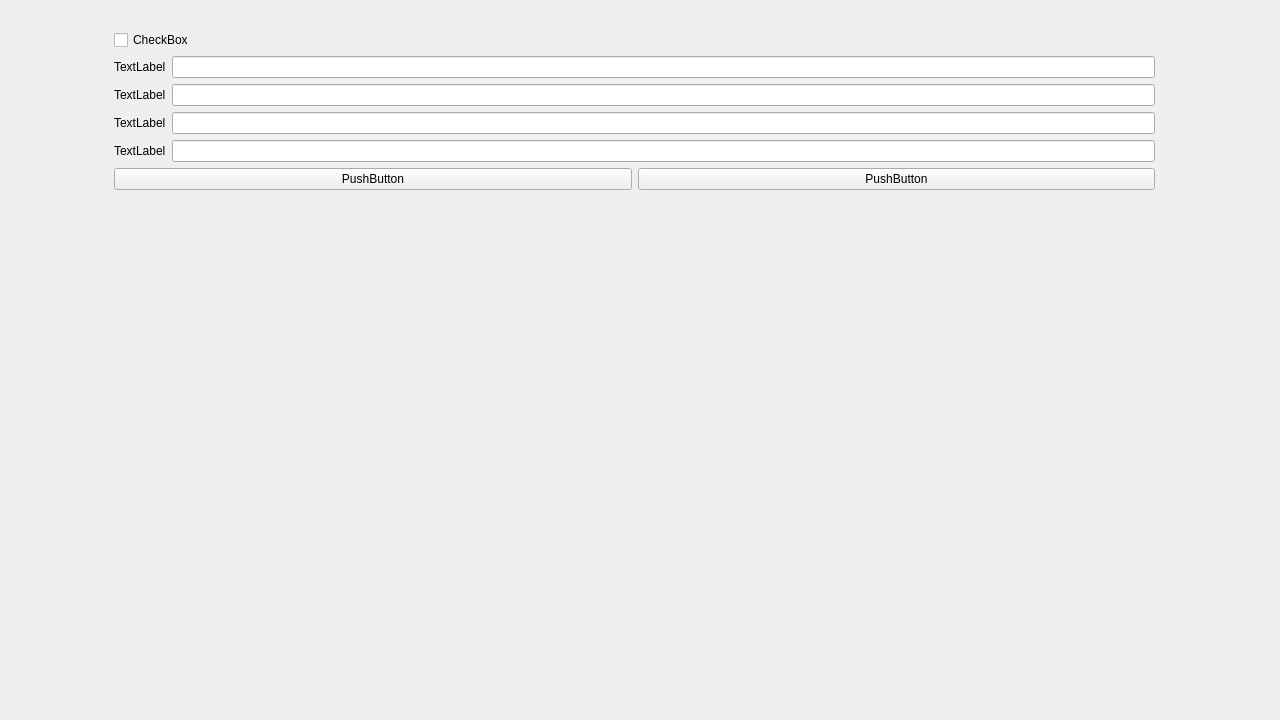
First picture: the form in untitled.ui, repository roderiix/Tarea2-IA, before the edit.
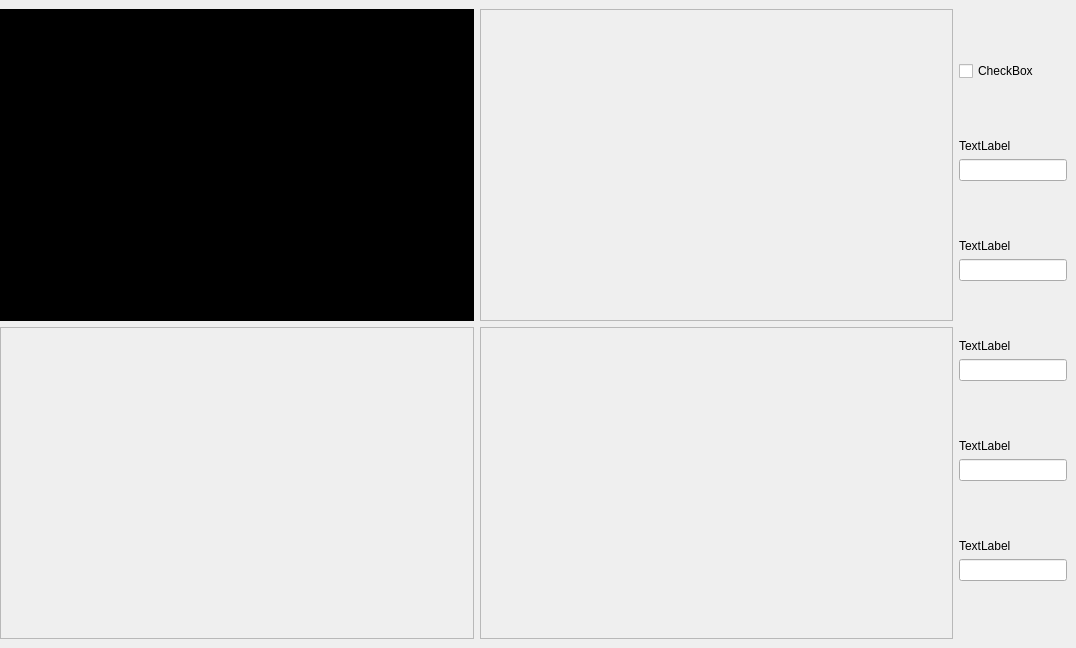
Second picture: the form after the edit.

Diff of the .ui file:
```diff
--- a/untitled.ui
+++ b/untitled.ui
@@ -6,14 +6,14 @@
    <rect>
     <x>0</x>
     <y>0</y>
-    <width>1280</width>
-    <height>720</height>
+    <width>1076</width>
+    <height>648</height>
    </rect>
   </property>
   <property name="minimumSize">
    <size>
-    <width>1280</width>
-    <height>720</height>
+    <width>0</width>
+    <height>0</height>
    </size>
   </property>
   <property name="windowTitle">
@@ -23,26 +23,83 @@
    <property name="autoFillBackground">
     <bool>false</bool>
    </property>
-   <widget class="QWidget" name="horizontalLayoutWidget">
-    <property name="geometry">
-     <rect>
-      <x>114</x>
-      <y>30</y>
-      <width>1041</width>
-      <height>641</height>
-     </rect>
-    </property>
     <layout class="QHBoxLayout" name="horizontalLayout">
-     <property name="sizeConstraint">
-      <enum>QLayout::SetMaximumSize</enum>
+    <property name="leftMargin">
+     <number>0</number>
      </property>
      <item>
-      <layout class="QGridLayout" name="gridLayout_3"/>
+     <layout class="QHBoxLayout" name="horizontalLayout_2" stretch="2,2,1">
+      <item>
+       <layout class="QVBoxLayout" name="verticalLayout_2">
+        <item>
+         <layout class="QVBoxLayout" name="verticalLayout_5">
+          <item>
+           <widget class="QFrame" name="frame">
+            <property name="styleSheet">
+             <string notr="true">background-color: rgb(0, 0, 0);</string>
+            </property>
+            <property name="frameShape">
+             <enum>QFrame::StyledPanel</enum>
+            </property>
+            <property name="frameShadow">
+             <enum>QFrame::Raised</enum>
+            </property>
+           </widget>
+          </item>
+         </layout>
+        </item>
+        <item>
+         <layout class="QVBoxLayout" name="verticalLayout_6">
+          <item>
+           <widget class="QFrame" name="frame_3">
+            <property name="frameShape">
+             <enum>QFrame::StyledPanel</enum>
+            </property>
+            <property name="frameShadow">
+             <enum>QFrame::Raised</enum>
+            </property>
+           </widget>
+          </item>
+         </layout>
+        </item>
+       </layout>
+      </item>
+      <item>
+       <layout class="QVBoxLayout" name="verticalLayout">
+        <item>
+         <layout class="QVBoxLayout" name="verticalLayout_3">
+          <item>
+           <widget class="QFrame" name="frame_2">
+            <property name="frameShape">
+             <enum>QFrame::StyledPanel</enum>
+            </property>
+            <property name="frameShadow">
+             <enum>QFrame::Raised</enum>
+            </property>
+           </widget>
+          </item>
+         </layout>
      </item>
      <item>
       <layout class="QVBoxLayout" name="verticalLayout_4">
        <item>
-        <layout class="QHBoxLayout" name="horizontalLayout_7">
+           <widget class="QFrame" name="frame_4">
+            <property name="frameShape">
+             <enum>QFrame::StyledPanel</enum>
+            </property>
+            <property name="frameShadow">
+             <enum>QFrame::Raised</enum>
+            </property>
+           </widget>
+          </item>
+         </layout>
+        </item>
+       </layout>
+      </item>
+      <item>
+       <layout class="QVBoxLayout" name="verticalLayout_7">
+        <item>
+         <layout class="QVBoxLayout" name="verticalLayout_10">
          <item>
           <widget class="QCheckBox" name="checkBox">
            <property name="text">
@@ -53,74 +110,150 @@
         </layout>
        </item>
        <item>
-        <layout class="QHBoxLayout" name="horizontalLayout_6">
-         <item>
-          <widget class="QLabel" name="label_2">
-           <property name="text">
-            <string>TextLabel</string>
-           </property>
-          </widget>
-         </item>
-         <item>
-          <widget class="QLineEdit" name="lineEdit_2"/>
-         </item>
-        </layout>
-       </item>
-       <item>
-        <layout class="QHBoxLayout" name="horizontalLayout_5">
+         <layout class="QVBoxLayout" name="verticalLayout_11">
          <item>
           <widget class="QLabel" name="label">
+            <property name="sizePolicy">
+             <sizepolicy hsizetype="Fixed" vsizetype="Fixed">
+              <horstretch>0</horstretch>
+              <verstretch>0</verstretch>
+             </sizepolicy>
+            </property>
            <property name="text">
             <string>TextLabel</string>
            </property>
           </widget>
          </item>
          <item>
-          <widget class="QLineEdit" name="lineEdit"/>
+           <widget class="QLineEdit" name="lineEdit">
+            <property name="enabled">
+             <bool>true</bool>
+            </property>
+            <property name="sizePolicy">
+             <sizepolicy hsizetype="Fixed" vsizetype="Fixed">
+              <horstretch>0</horstretch>
+              <verstretch>0</verstretch>
+             </sizepolicy>
+            </property>
+            <property name="minimumSize">
+             <size>
+              <width>0</width>
+              <height>0</height>
+             </size>
+            </property>
+            <property name="layoutDirection">
+             <enum>Qt::LeftToRight</enum>
+            </property>
+            <property name="frame">
+             <bool>true</bool>
+            </property>
+           </widget>
          </item>
         </layout>
        </item>
        <item>
-        <layout class="QHBoxLayout" name="horizontalLayout_4">
+         <layout class="QVBoxLayout" name="verticalLayout_12">
+          <item>
+           <widget class="QLabel" name="label_2">
+            <property name="sizePolicy">
+             <sizepolicy hsizetype="Fixed" vsizetype="Fixed">
+              <horstretch>0</horstretch>
+              <verstretch>0</verstretch>
+             </sizepolicy>
+            </property>
+            <property name="text">
+             <string>TextLabel</string>
+            </property>
+           </widget>
+          </item>
+          <item>
+           <widget class="QLineEdit" name="lineEdit_2">
+            <property name="sizePolicy">
+             <sizepolicy hsizetype="Fixed" vsizetype="Fixed">
+              <horstretch>0</horstretch>
+              <verstretch>0</verstretch>
+             </sizepolicy>
+            </property>
+           </widget>
+          </item>
+         </layout>
+        </item>
+        <item>
+         <layout class="QVBoxLayout" name="verticalLayout_13">
          <item>
           <widget class="QLabel" name="label_3">
+            <property name="sizePolicy">
+             <sizepolicy hsizetype="Fixed" vsizetype="Fixed">
+              <horstretch>0</horstretch>
+              <verstretch>0</verstretch>
+             </sizepolicy>
+            </property>
            <property name="text">
             <string>TextLabel</string>
            </property>
           </widget>
          </item>
          <item>
-          <widget class="QLineEdit" name="lineEdit_3"/>
+           <widget class="QLineEdit" name="lineEdit_3">
+            <property name="sizePolicy">
+             <sizepolicy hsizetype="Fixed" vsizetype="Fixed">
+              <horstretch>0</horstretch>
+              <verstretch>0</verstretch>
+             </sizepolicy>
+            </property>
+           </widget>
          </item>
         </layout>
        </item>
        <item>
-        <layout class="QHBoxLayout" name="horizontalLayout_2">
+         <layout class="QVBoxLayout" name="verticalLayout_8">
          <item>
           <widget class="QLabel" name="label_4">
+            <property name="sizePolicy">
+             <sizepolicy hsizetype="Fixed" vsizetype="Fixed">
+              <horstretch>0</horstretch>
+              <verstretch>0</verstretch>
+             </sizepolicy>
+            </property>
            <property name="text">
             <string>TextLabel</string>
            </property>
           </widget>
          </item>
          <item>
-          <widget class="QLineEdit" name="lineEdit_4"/>
+           <widget class="QLineEdit" name="lineEdit_4">
+            <property name="sizePolicy">
+             <sizepolicy hsizetype="Fixed" vsizetype="Fixed">
+              <horstretch>0</horstretch>
+              <verstretch>0</verstretch>
+             </sizepolicy>
+            </property>
+           </widget>
          </item>
         </layout>
        </item>
        <item>
-        <layout class="QHBoxLayout" name="horizontalLayout_3">
+         <layout class="QVBoxLayout" name="verticalLayout_9">
          <item>
-          <widget class="QPushButton" name="pushButton_2">
+           <widget class="QLabel" name="label_5">
+            <property name="sizePolicy">
+             <sizepolicy hsizetype="Fixed" vsizetype="Fixed">
+              <horstretch>0</horstretch>
+              <verstretch>0</verstretch>
+             </sizepolicy>
+            </property>
            <property name="text">
-            <string>PushButton</string>
+             <string>TextLabel</string>
            </property>
           </widget>
          </item>
          <item>
-          <widget class="QPushButton" name="pushButton">
-           <property name="text">
-            <string>PushButton</string>
+           <widget class="QLineEdit" name="lineEdit_5">
+            <property name="sizePolicy">
+             <sizepolicy hsizetype="Fixed" vsizetype="Fixed">
+              <horstretch>0</horstretch>
+              <verstretch>0</verstretch>
+             </sizepolicy>
            </property>
           </widget>
          </item>
@@ -129,7 +262,8 @@
       </layout>
      </item>
     </layout>
-   </widget>
+    </item>
+   </layout>
   </widget>
  </widget>
  <resources/>
```
Lines whose indentation alone changed are shown as unchanged.
